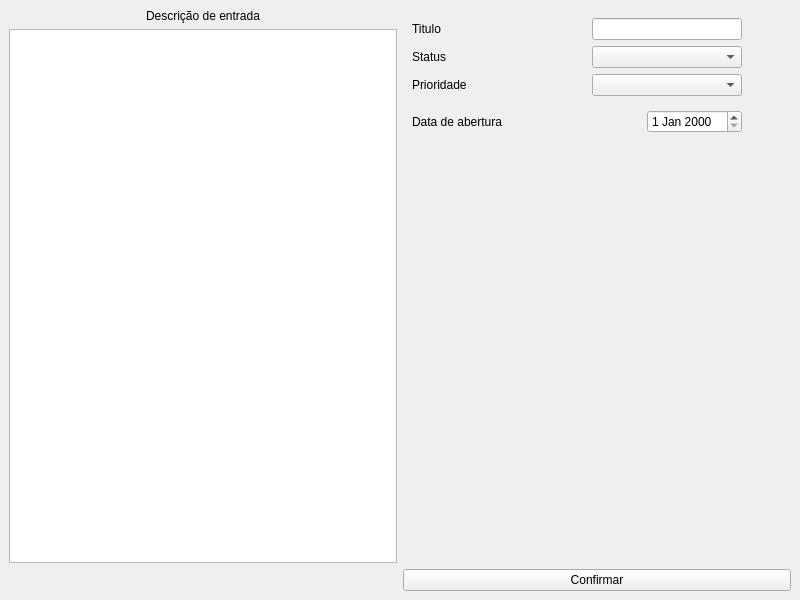
Above: Telas/Tela_abrir_chamado.ui from leotxsp/Projeto-Integrador-SENAC before the change. Below: the same form after it.
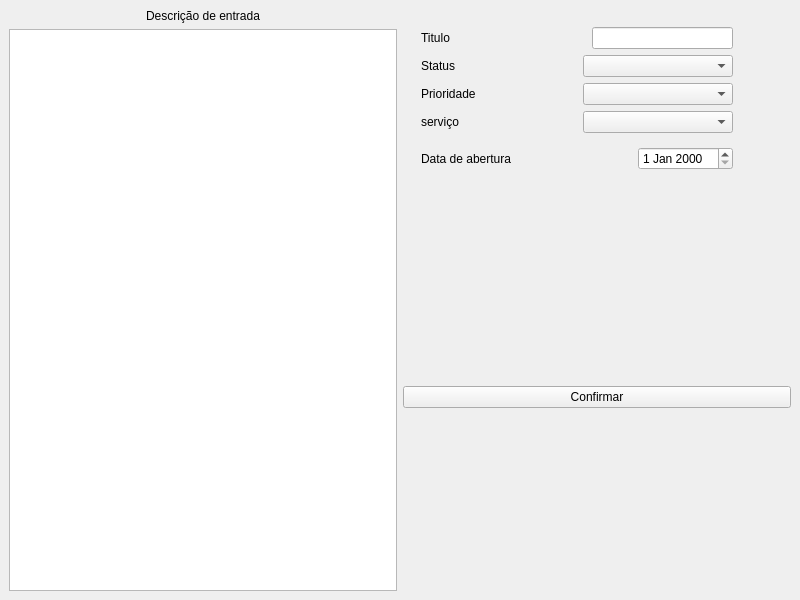
That is the form after the change.

Commit message: Nova Tela Abrir Chamados

```diff
--- a/Telas/Tela_abrir_chamado.ui
+++ b/Telas/Tela_abrir_chamado.ui
@@ -14,8 +14,8 @@
    <string>ABRIR</string>
   </property>
   <widget class="QWidget" name="centralwidget">
-   <layout class="QGridLayout" name="gridLayout">
-    <item row="0" column="0">
+   <layout class="QGridLayout" name="gridLayout_2">
+    <item row="0" column="0" rowspan="4">
      <layout class="QVBoxLayout" name="verticalLayout">
       <item>
        <widget class="QLabel" name="label">
@@ -29,6 +29,12 @@
       </item>
       <item>
        <widget class="QTextEdit" name="TEdescricao">
+        <property name="minimumSize">
+         <size>
+          <width>0</width>
+          <height>149</height>
+         </size>
+        </property>
         <property name="windowTitle">
          <string>Abrir</string>
         </property>
@@ -38,6 +44,9 @@
     </item>
     <item row="0" column="1">
      <widget class="QWidget" name="widget" native="true">
+      <layout class="QGridLayout" name="gridLayout">
+       <item row="0" column="0">
+        <widget class="QWidget" name="widget_2" native="true">
       <layout class="QVBoxLayout" name="verticalLayout_2">
        <item>
         <layout class="QHBoxLayout" name="horizontalLayout_5">
@@ -144,7 +153,7 @@
           </spacer>
          </item>
          <item>
-          <widget class="QComboBox" name="CBStatus_2">
+             <widget class="QComboBox" name="CBStatus">
            <property name="minimumSize">
             <size>
              <width>150</width>
@@ -203,7 +212,7 @@
           </spacer>
          </item>
          <item>
-          <widget class="QComboBox" name="CBStatus">
+             <widget class="QComboBox" name="CBprioridade">
            <property name="minimumSize">
             <size>
              <width>150</width>
@@ -236,6 +245,65 @@
          </item>
         </layout>
        </item>
+          <item>
+           <layout class="QHBoxLayout" name="horizontalLayout_9">
+            <item>
+             <widget class="QLabel" name="label_8">
+              <property name="text">
+               <string>serviço</string>
+              </property>
+             </widget>
+            </item>
+            <item>
+             <spacer name="horizontalSpacer_14">
+              <property name="orientation">
+               <enum>Qt::Orientation::Horizontal</enum>
+              </property>
+              <property name="sizeType">
+               <enum>QSizePolicy::Policy::MinimumExpanding</enum>
+              </property>
+              <property name="sizeHint" stdset="0">
+               <size>
+                <width>40</width>
+                <height>20</height>
+               </size>
+              </property>
+             </spacer>
+            </item>
+            <item>
+             <widget class="QComboBox" name="CBservico_3">
+              <property name="minimumSize">
+               <size>
+                <width>150</width>
+                <height>0</height>
+               </size>
+              </property>
+              <property name="maximumSize">
+               <size>
+                <width>150</width>
+                <height>16777215</height>
+               </size>
+              </property>
+             </widget>
+            </item>
+            <item>
+             <spacer name="horizontalSpacer_15">
+              <property name="orientation">
+               <enum>Qt::Orientation::Horizontal</enum>
+              </property>
+              <property name="sizeType">
+               <enum>QSizePolicy::Policy::Minimum</enum>
+              </property>
+              <property name="sizeHint" stdset="0">
+               <size>
+                <width>40</width>
+                <height>20</height>
+               </size>
+              </property>
+             </spacer>
+            </item>
+           </layout>
+          </item>
        <item>
         <layout class="QHBoxLayout" name="horizontalLayout">
          <item>
@@ -282,29 +350,45 @@
          </item>
         </layout>
        </item>
-       <item>
-        <spacer name="verticalSpacer">
-         <property name="orientation">
-          <enum>Qt::Orientation::Vertical</enum>
-         </property>
-         <property name="sizeHint" stdset="0">
-          <size>
-           <width>20</width>
-           <height>40</height>
-          </size>
-         </property>
-        </spacer>
+         </layout>
+        </widget>
        </item>
       </layout>
      </widget>
     </item>
     <item row="1" column="1">
+     <spacer name="verticalSpacer">
+      <property name="orientation">
+       <enum>Qt::Orientation::Vertical</enum>
+      </property>
+      <property name="sizeHint" stdset="0">
+       <size>
+        <width>20</width>
+        <height>168</height>
+       </size>
+      </property>
+     </spacer>
+    </item>
+    <item row="2" column="1">
      <widget class="QPushButton" name="pushButton">
       <property name="text">
        <string>Confirmar</string>
       </property>
      </widget>
     </item>
+    <item row="3" column="1">
+     <spacer name="verticalSpacer_2">
+      <property name="orientation">
+       <enum>Qt::Orientation::Vertical</enum>
+      </property>
+      <property name="sizeHint" stdset="0">
+       <size>
+        <width>20</width>
+        <height>168</height>
+       </size>
+      </property>
+     </spacer>
+    </item>
    </layout>
   </widget>
  </widget>
```
Left out of the diff: 4 changed lines with no effect on the pictures. Lines whose indentation alone changed are shown as unchanged. The commit also changes 6 other files.
